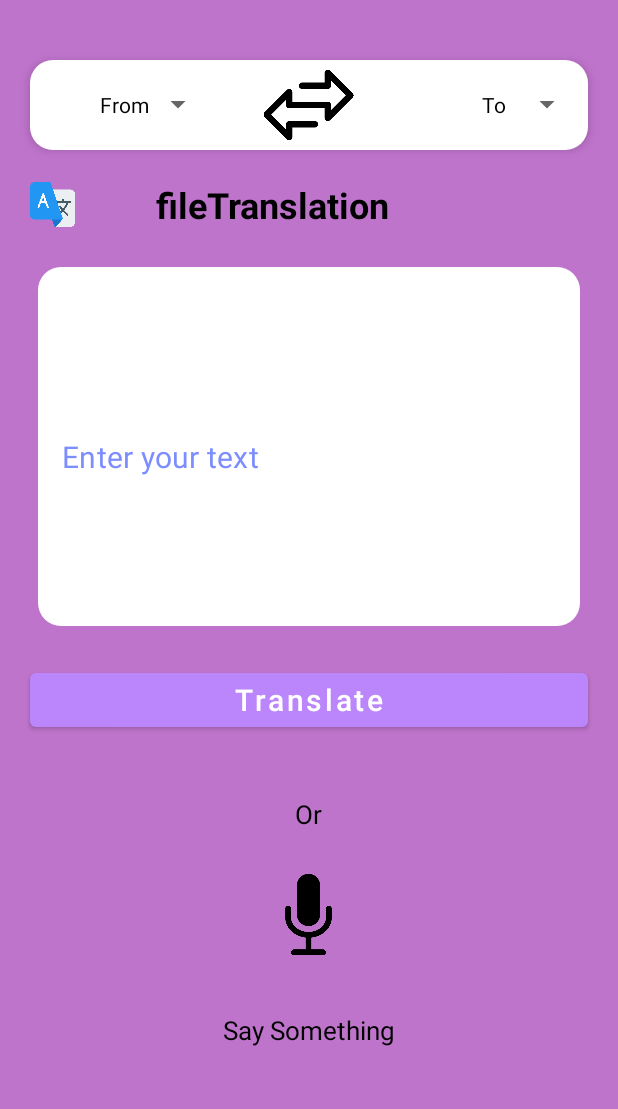
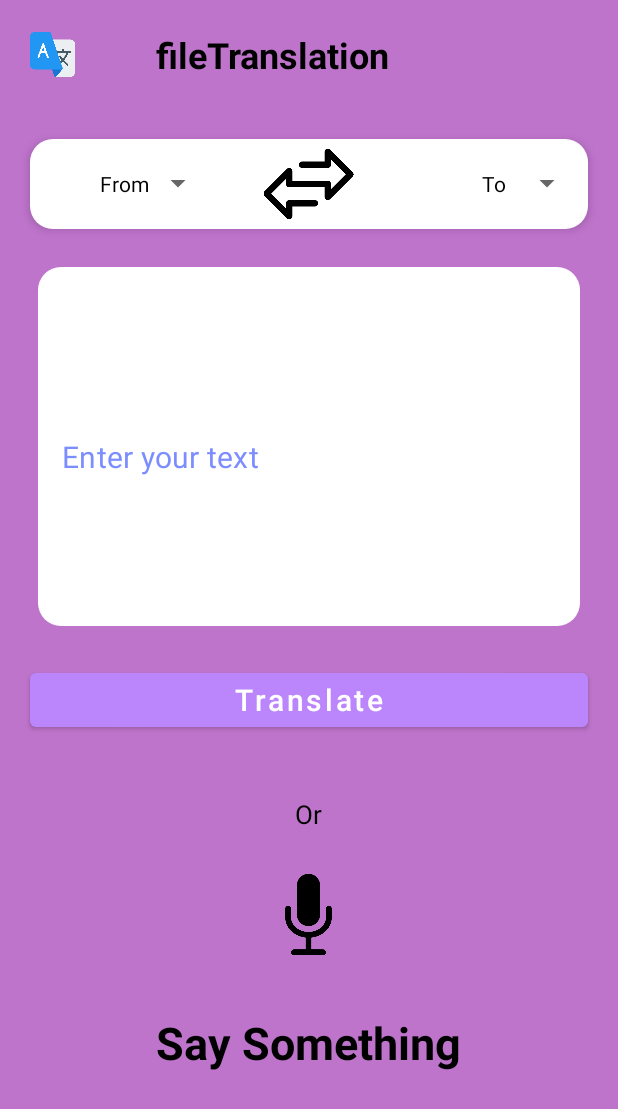
Before and after one commit to Jabiullah/ShohozThikana, an Android app: the screen it shows after launch (MainActivity), on a phone screen of 412 x 824 dp. Shown: the top 1109 px of the screen. Run offline under Robolectric (Android 15) with nearby library versions, the phone set to English and light mode, and no system bars; libraries missing offline, so code that uses them is left out: com.google.firebase.ml.

Commit message:
map  2nd commit ...

```diff
--- a/app/src/main/res/layout/activity_main.xml
+++ b/app/src/main/res/layout/activity_main.xml
@@ -11,6 +11,37 @@
         android:layout_width="match_parent"
         android:layout_height="wrap_content"
         android:orientation="vertical">
+
+
+        <LinearLayout
+            android:layout_width="match_parent"
+            android:layout_height="wrap_content"
+            android:orientation="horizontal"
+            android:layout_marginStart="20dp"
+            android:layout_marginEnd="20dp"
+            android:layout_marginTop="20dp"
+            android:layout_gravity="center">
+
+            <ImageView
+                android:layout_width="30dp"
+                android:layout_height="30dp"
+                android:src="@drawable/translate"
+                android:layout_gravity="center"
+                android:layout_marginEnd="4dp"/>
+
+            <TextView
+                android:layout_width="wrap_content"
+                android:layout_height="wrap_content"
+                android:text="fileTranslation"
+                android:textColor="@color/black"
+                android:textStyle="bold"
+                android:layout_marginStart="50dp"
+                android:textSize="24sp"
+                android:layout_gravity="center"
+                />
+
+        </LinearLayout>
+
         <LinearLayout
             android:layout_width="match_parent"
             android:layout_height="60dp"
@@ -45,35 +76,6 @@
                 android:layout_margin="3dp"
                 android:padding="3dp"
                 android:layout_gravity="center"/>
-
-        </LinearLayout>
-
-        <LinearLayout
-            android:layout_width="match_parent"
-            android:layout_height="wrap_content"
-            android:orientation="horizontal"
-            android:layout_marginStart="20dp"
-            android:layout_marginEnd="20dp"
-            android:layout_marginTop="20dp"
-            android:layout_gravity="center">
-
-            <ImageView
-                android:layout_width="30dp"
-                android:layout_height="30dp"
-                android:src="@drawable/translate"
-                android:layout_gravity="center"
-                android:layout_marginEnd="4dp"/>
-
-            <TextView
-                android:layout_width="wrap_content"
-                android:layout_height="wrap_content"
-                android:text="fileTranslation"
-                android:textColor="@color/black"
-                android:textStyle="bold"
-                android:layout_marginStart="50dp"
-                android:textSize="24sp"
-                android:layout_gravity="center"
-                />
 
         </LinearLayout>
 
@@ -154,7 +156,8 @@
             android:layout_width="wrap_content"
             android:layout_height="wrap_content"
             android:text="Say Something"
-            android:textSize="17sp"
+            android:textStyle="bold"
+            android:textSize="30sp"
             android:textColor="@color/black"
             android:layout_gravity="center"
             android:layout_marginTop="10dp"/>
```
Also changed, not shown: app/src/main/AndroidManifest.xml (+10 -2 lines), app/src/main/java/com/example/filetranslation/MapDemo.java (added, +14 -0 lines), app/src/main/res/layout/activity_map_demo.xml (added, +9 -0 lines). Lines whose indentation alone changed are shown as unchanged.
